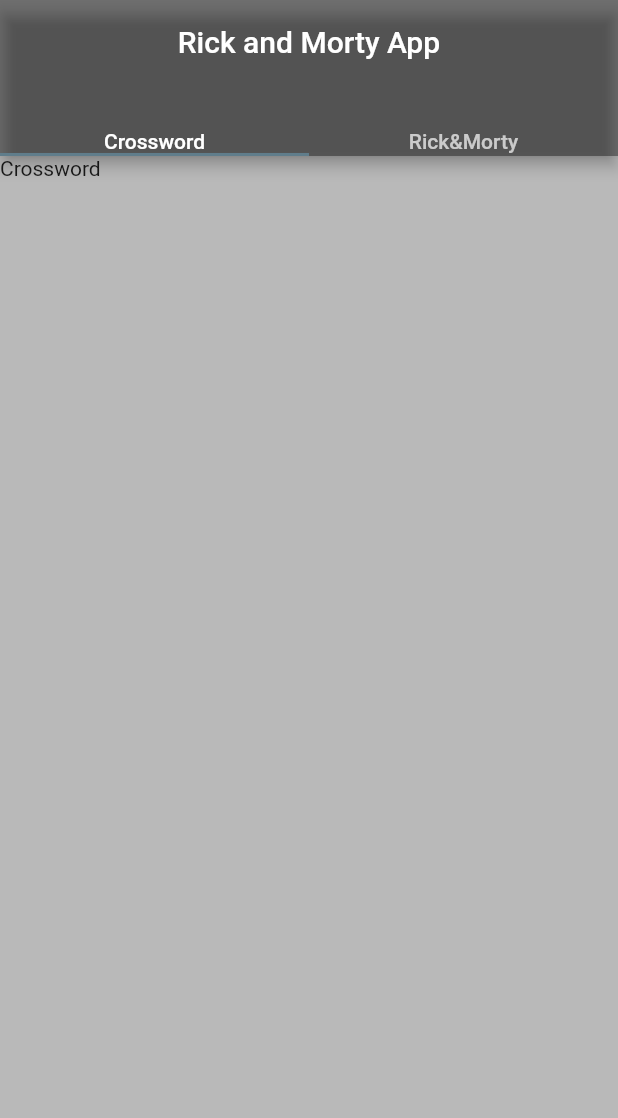
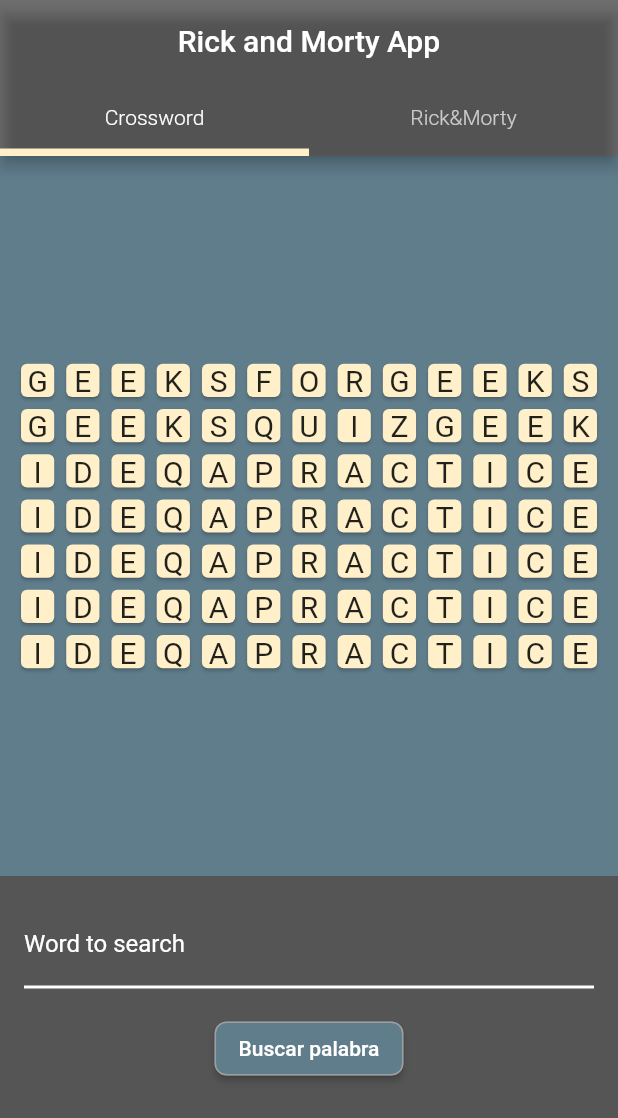
Before and after one commit to sebastianbaquerop/rick-morty, a Flutter app: the screen it shows after launch, on a phone screen of 412 x 824 dp. Shown: the top 1118 px of the screen. Run offline on Flutter 3.47's test engine with Material 2 defaults, Android fonts, the phone set to English and light mode, and no system bars; our stand-ins replace graphql_flutter.

Commit message:
feat: first template of crossword and design of app was adjusted

```diff
--- a/rickandmortyapp/lib/crossword/screens/crossword_widget.dart
+++ b/rickandmortyapp/lib/crossword/screens/crossword_widget.dart
@@ -1,13 +1,143 @@
 import 'package:flutter/material.dart';
 
 class Crossword extends StatefulWidget {
+  Crossword({Key? key}) : super(key: key);
+
   @override
   State<StatefulWidget> createState() => _CrosswordState();
 }
 
 class _CrosswordState extends State<Crossword> {
+  TextEditingController wordController = new TextEditingController();
+
+  List<List<String>> gridState = [
+    ['G', 'E', 'E', 'K', 'S', 'F', 'O', 'R', 'G', 'E', 'E', 'K', 'S'],
+    ['G', 'E', 'E', 'K', 'S', 'Q', 'U', 'I', 'Z', 'G', 'E', 'E', 'K'],
+    ['I', 'D', 'E', 'Q', 'A', 'P', 'R', 'A', 'C', 'T', 'I', 'C', 'E'],
+    ['I', 'D', 'E', 'Q', 'A', 'P', 'R', 'A', 'C', 'T', 'I', 'C', 'E'],
+    ['I', 'D', 'E', 'Q', 'A', 'P', 'R', 'A', 'C', 'T', 'I', 'C', 'E'],
+    ['I', 'D', 'E', 'Q', 'A', 'P', 'R', 'A', 'C', 'T', 'I', 'C', 'E'],
+    ['I', 'D', 'E', 'Q', 'A', 'P', 'R', 'A', 'C', 'T', 'I', 'C', 'E'],
+  ];
+
+  @override
+  void initState() {
+    super.initState();
+    generateCrossword();
+  }
+
   @override
   Widget build(BuildContext context) {
-    return const Text('Crossword');
+    Size size = MediaQuery.of(context).size;
+
+    return Container(
+      child: Column(children: [
+        Expanded(
+          flex: 2,
+          child: Container(
+              constraints: new BoxConstraints(
+                minHeight: size.height * .4,
+                maxHeight: size.height * .4,
+              ),
+              alignment: Alignment.center,
+              color: Colors.blueGrey,
+              height: size.height,
+              width: double.maxFinite,
+              padding: EdgeInsets.all(10),
+              child: GridView(
+                  physics: NeverScrollableScrollPhysics(),
+                  shrinkWrap: true,
+                  gridDelegate: SliverGridDelegateWithFixedCrossAxisCount(
+                    crossAxisCount: gridState[0].length,
+                  ),
+                  children: <Widget>[
+                    for (int i = 0; i != gridState.length; ++i)
+                      for (int j = 0; j != gridState[0].length; ++j)
+                        Card(
+                          color: Color.fromRGBO(255, 240, 201, 1),
+                          child: Center(
+                            child: Text(
+                              gridState[i][j],
+                              style: TextStyle(fontSize: 20),
+                            ),
+                          ),
+                        ),
+                  ])
+              //  GridView.builder(
+              //   gridDelegate: SliverGridDelegateWithFixedCrossAxisCount(
+              //       crossAxisCount: gridState[0].length),
+              //   itemCount: gridState.length * gridState[0].length,
+              //   itemBuilder: (BuildContext context, int index) {
+              //     return Card(
+              //       color: Colors.primaries[index % 10],
+              //       child: Center(child: Text('$index')),
+              //     );
+              //   },
+              // ),
+              ),
+        ),
+        Expanded(
+            flex: 1,
+            child: Container(
+              color: Colors.black54,
+              child: Column(
+                crossAxisAlignment: CrossAxisAlignment.center,
+                children: [
+                  Padding(
+                    padding: const EdgeInsets.all(16),
+                    child: TextFormField(
+                      controller: wordController,
+                      style: TextStyle(color: Colors.white),
+                      decoration: const InputDecoration(
+                        enabledBorder: UnderlineInputBorder(
+                          borderSide: BorderSide(
+                              width: 2, color: Colors.white), //<-- SEE HERE
+                        ),
+                        focusedBorder: OutlineInputBorder(
+                            borderSide:
+                                BorderSide(width: 3, color: Colors.blueGrey)),
+                        iconColor: Colors.white,
+                        fillColor: Colors.white,
+                        labelText: 'Word to search',
+                        labelStyle: TextStyle(color: Colors.white),
+                        hintStyle: TextStyle(color: Colors.white),
+                        helperStyle: TextStyle(color: Colors.white),
+                        floatingLabelStyle: TextStyle(color: Colors.white),
+                      ),
+                    ),
+                  ),
+                  ElevatedButton(
+                      style: ButtonStyle(
+                          shape:
+                              MaterialStateProperty.all<RoundedRectangleBorder>(
+                                  RoundedRectangleBorder(
+                                      borderRadius: BorderRadius.circular(8.0),
+                                      side: BorderSide(color: Colors.grey)))),
+                      child: Text('Buscar palabra'),
+                      onPressed: () {}),
+                  // Text('No repositories'),
+                ],
+              ),
+            ))
+      ]),
+    );
   }
 }
+
+void generateCrossword() {}
+
+/// Fills in any empty spaces in the puzzle with random letters.
+// int _buildPuzzle(
+//   /// The current state of the puzzle
+//   List<List<String>> puzzle,
+// ) {
+//   for (var i = 0, height = puzzle.length; i < height; i++) {
+//     List<String> row = puzzle[i];
+//     for (var j = 0, width = row.length; j < width; j++) {
+//       if (puzzle[i][j] == '') {
+//         puzzle[i][j] = extraLetterGenerator();
+//       }
+//     }
+//   }
+//   return extraLettersCount;
+// }
--- a/rickandmortyapp/lib/main.dart
+++ b/rickandmortyapp/lib/main.dart
@@ -78,7 +78,25 @@ class _MyHomePageState extends State<MyHomePage> {
           // the App.build method, and use it to set our appbar title.
           title: Center(child: Text(widget.title)),
           backgroundColor: Colors.black54,
-          bottom: const TabBar(tabs: [Text('Crossword'), Text('Rick&Morty')]),
+          bottom: TabBar(
+            indicator: UnderlineTabIndicator(
+              borderSide: BorderSide(
+                  color: Color.fromRGBO(255, 240, 201, 1), width: 5.0),
+            ),
+            tabs: [
+              Padding(
+                padding: const EdgeInsets.all(16.0),
+                child: Text(
+                  'Crossword',
+                  style: TextStyle(fontSize: 14, fontWeight: FontWeight.w300),
+                ),
+              ),
+              Text(
+                'Rick&Morty',
+                style: TextStyle(fontSize: 14, fontWeight: FontWeight.w300),
+              )
+            ],
+          ),
         ),
         body: TabBarView(children: [
           Container(
--- a/rickandmortyapp/lib/rick_morty/screens/rick_morty_widget.dart
+++ b/rickandmortyapp/lib/rick_morty/screens/rick_morty_widget.dart
@@ -50,7 +50,7 @@ class _RickAndMortyState extends State<RickAndMorty> {
           return Center(
             child: const CircularProgressIndicator(
               semanticsLabel: 'Loading',
-              color: Colors.white,
+              color: Color.fromRGBO(255, 240, 201, 1),
             ),
           );
         }
@@ -63,6 +63,7 @@ class _RickAndMortyState extends State<RickAndMorty> {
             itemBuilder: (context, index) {
               final repository = repositories[index];
               return Card(
+                  color: Color.fromRGBO(255, 240, 201, 1),
                   shape: RoundedRectangleBorder(
                       borderRadius: BorderRadius.circular(10)),
                   margin: EdgeInsets.all(15),
```
Also changed, not shown: rickandmortyapp/pubspec.yaml (+11 -11 lines).
